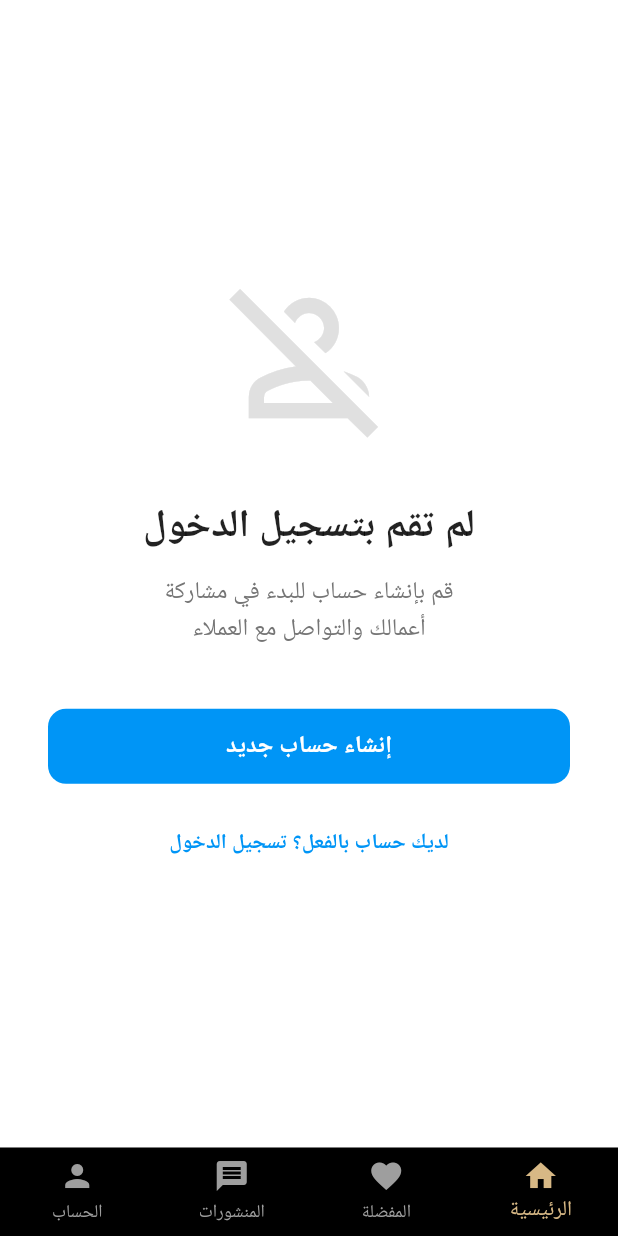
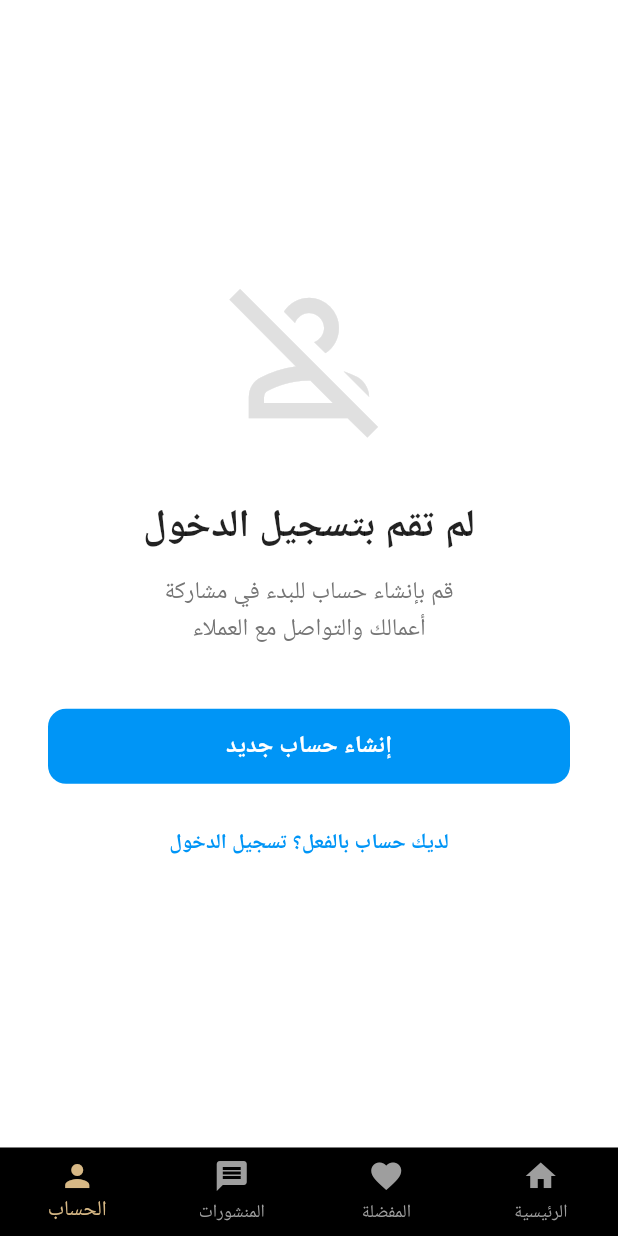
Before and after one commit to Ezaddeen2020/worker_app, a Flutter app: the HomePage screen opened by its route, swiped to page 4, on a phone screen of 412 x 824 dp. Run offline on Flutter 3.47's test engine with Material 3 defaults, Android fonts, the phone set to English and light mode, and no system bars; our stand-ins replace cached_network_image, dartz, get, image_picker, shared_preferences; accounts and stored records are empty; network calls fail; Roboto replaces fonts that are missing (Cairo).

Commit message:
first commit

```diff
--- a/lib/features/home/screens/home_page.dart
+++ b/lib/features/home/screens/home_page.dart
@@ -73,7 +73,8 @@ class _BottomNav extends StatelessWidget {
           elevation: 0,
         ),
       ),
-      child: BottomNavigationBar(
+      child: Obx(
+        () => BottomNavigationBar(
           type: BottomNavigationBarType.fixed,
           currentIndex: controller.currentIndex.value,
           onTap: onTap ?? controller.changeTab,
@@ -87,6 +88,7 @@ class _BottomNav extends StatelessWidget {
             BottomNavigationBarItem(icon: Icon(Icons.message), label: 'postsPageTitle'.tr),
             BottomNavigationBarItem(icon: Icon(Icons.person), label: 'accountPageTitle'.tr),
           ],
+        ),
       ),
     );
   }
```
Also changed, not shown: lib/features/account/screens/body_account_page.dart (+3 -12 lines). Lines whose indentation alone changed are shown as unchanged.
